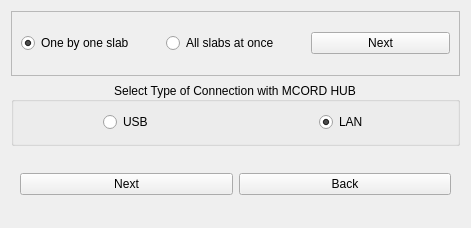
Before: the Qt Designer form widget.ui in MichalRK19780524/MCORD_GUI_CPP, drawn with Qt 5.
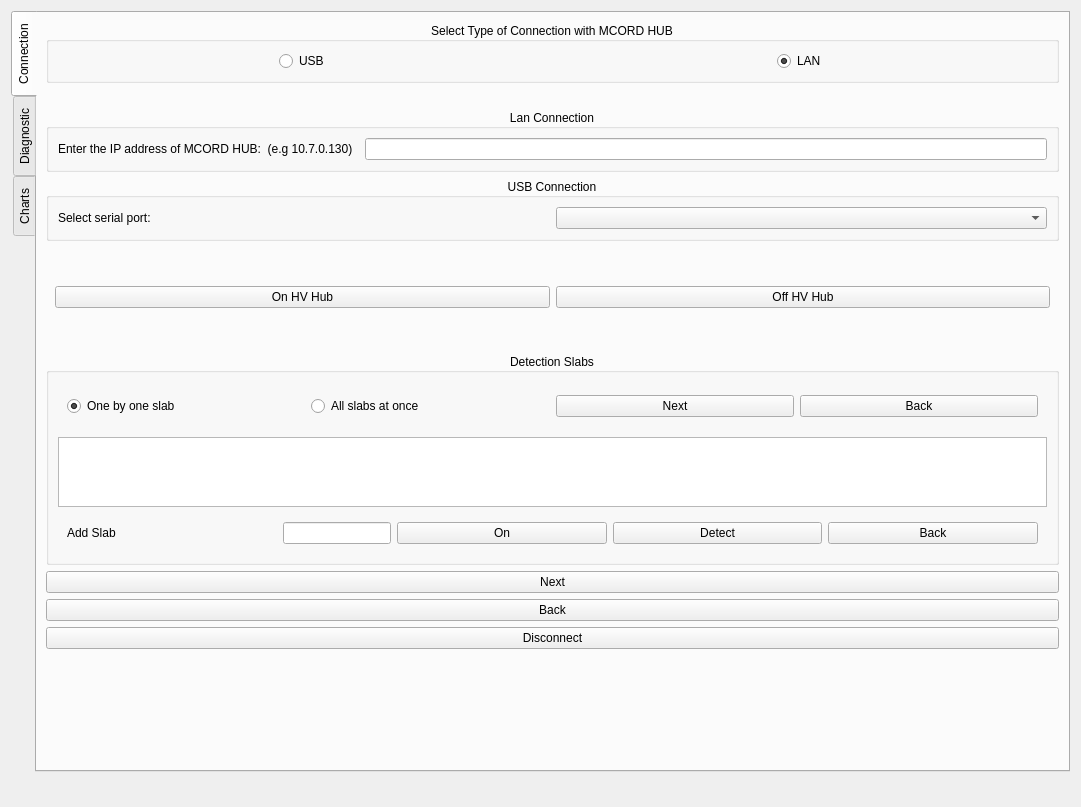
After: the same form once the commit is applied.

Commit message: Connecting button parts with multipleSlabsAtOnce

Diff of the .ui file:
```diff
--- a/widget.ui
+++ b/widget.ui
@@ -9,8 +9,8 @@
    <rect>
     <x>0</x>
     <y>0</y>
-    <width>471</width>
-    <height>228</height>
+    <width>1081</width>
+    <height>807</height>
    </rect>
   </property>
   <property name="sizePolicy">
@@ -28,108 +28,387 @@
   <property name="windowTitle">
    <string>MCORD Detector Control System</string>
   </property>
-  <layout class="QVBoxLayout" name="verticalLayout">
+  <layout class="QVBoxLayout" name="verticalLayout_3">
    <item>
-    <widget class="QFrame" name="slabsNumberFrame">
-     <property name="frameShape">
-      <enum>QFrame::StyledPanel</enum>
+    <widget class="QTabWidget" name="tabWidgetConnection">
+     <property name="layoutDirection">
+      <enum>Qt::LeftToRight</enum>
      </property>
-     <property name="frameShadow">
-      <enum>QFrame::Raised</enum>
+     <property name="tabPosition">
+      <enum>QTabWidget::West</enum>
      </property>
-     <layout class="QHBoxLayout" name="horizontalLayout_2">
-      <item>
-       <widget class="QRadioButton" name="radioButtonOneSlab">
-        <property name="text">
-         <string>One by one slab</string>
-        </property>
-        <property name="checked">
-         <bool>true</bool>
-        </property>
-       </widget>
-      </item>
-      <item>
-       <widget class="QRadioButton" name="radioButtonManySlabs">
-        <property name="text">
-         <string>All slabs at once</string>
-        </property>
-       </widget>
-      </item>
-      <item>
-       <widget class="QPushButton" name="pushButtonDetectionSlabsNext">
-        <property name="text">
-         <string>Next</string>
-        </property>
-       </widget>
-      </item>
-     </layout>
-    </widget>
-   </item>
-   <item>
-    <widget class="QGroupBox" name="groupBoxSelectConnection">
-     <property name="enabled">
-      <bool>true</bool>
+     <property name="tabShape">
+      <enum>QTabWidget::Rounded</enum>
      </property>
-     <property name="title">
-      <string>Select Type of Connection with MCORD HUB</string>
+     <property name="currentIndex">
+      <number>0</number>
      </property>
-     <property name="alignment">
-      <set>Qt::AlignCenter</set>
-     </property>
-     <layout class="QHBoxLayout" name="horizontalLayout">
-      <item alignment="Qt::AlignHCenter|Qt::AlignVCenter">
-       <widget class="QRadioButton" name="radioButtonUsb">
-        <property name="sizePolicy">
-         <sizepolicy hsizetype="Preferred" vsizetype="Preferred">
-          <horstretch>0</horstretch>
-          <verstretch>0</verstretch>
-         </sizepolicy>
-        </property>
-        <property name="text">
-         <string>USB</string>
-        </property>
-        <property name="checked">
-         <bool>false</bool>
-        </property>
-       </widget>
-      </item>
-      <item alignment="Qt::AlignHCenter|Qt::AlignVCenter">
-       <widget class="QRadioButton" name="radioButtonLan">
-        <property name="sizePolicy">
-         <sizepolicy hsizetype="Preferred" vsizetype="Preferred">
-          <horstretch>0</horstretch>
-          <verstretch>0</verstretch>
-         </sizepolicy>
-        </property>
-        <property name="text">
-         <string>LAN</string>
-        </property>
-        <property name="checked">
-         <bool>true</bool>
-        </property>
-       </widget>
-      </item>
-     </layout>
+     <widget class="QWidget" name="tabConnection">
+      <attribute name="title">
+       <string>Connection</string>
+      </attribute>
+      <layout class="QVBoxLayout" name="verticalLayout">
+       <item>
+        <layout class="QVBoxLayout" name="verticalLayoutConnection">
+         <item>
+          <widget class="QGroupBox" name="groupBoxSelectConnection">
+           <property name="enabled">
+            <bool>true</bool>
+           </property>
+           <property name="title">
+            <string>Select Type of Connection with MCORD HUB</string>
+           </property>
+           <property name="alignment">
+            <set>Qt::AlignCenter</set>
+           </property>
+           <layout class="QHBoxLayout" name="horizontalLayout_4">
+            <item alignment="Qt::AlignHCenter|Qt::AlignVCenter">
+             <widget class="QRadioButton" name="radioButtonUsb">
+              <property name="sizePolicy">
+               <sizepolicy hsizetype="Preferred" vsizetype="Preferred">
+                <horstretch>0</horstretch>
+                <verstretch>0</verstretch>
+               </sizepolicy>
+              </property>
+              <property name="text">
+               <string>USB</string>
+              </property>
+              <property name="checked">
+               <bool>false</bool>
+              </property>
+             </widget>
+            </item>
+            <item alignment="Qt::AlignHCenter|Qt::AlignVCenter">
+             <widget class="QRadioButton" name="radioButtonLan">
+              <property name="sizePolicy">
+               <sizepolicy hsizetype="Preferred" vsizetype="Preferred">
+                <horstretch>0</horstretch>
+                <verstretch>0</verstretch>
+               </sizepolicy>
+              </property>
+              <property name="text">
+               <string>LAN</string>
+              </property>
+              <property name="checked">
+               <bool>true</bool>
+              </property>
+             </widget>
+            </item>
+           </layout>
+          </widget>
+         </item>
+         <item>
+          <widget class="QLabel" name="connectionLabel">
+           <property name="text">
+            <string/>
+           </property>
+           <property name="alignment">
+            <set>Qt::AlignCenter</set>
+           </property>
+          </widget>
+         </item>
+         <item>
+          <widget class="QGroupBox" name="groupBoxLanConnection">
+           <property name="title">
+            <string>Lan Connection</string>
+           </property>
+           <property name="alignment">
+            <set>Qt::AlignCenter</set>
+           </property>
+           <layout class="QHBoxLayout" name="horizontalLayout_5">
+            <item>
+             <widget class="QLabel" name="labelLan">
+              <property name="text">
+               <string>Enter the IP address of MCORD HUB:  (e.g 10.7.0.130)  </string>
+              </property>
+             </widget>
+            </item>
+            <item>
+             <widget class="QLineEdit" name="lineEditLan">
+              <property name="alignment">
+               <set>Qt::AlignCenter</set>
+              </property>
+             </widget>
+            </item>
+           </layout>
+          </widget>
+         </item>
+         <item>
+          <widget class="QGroupBox" name="groupBoxUsbConnection">
+           <property name="title">
+            <string>USB Connection</string>
+           </property>
+           <property name="alignment">
+            <set>Qt::AlignCenter</set>
+           </property>
+           <layout class="QHBoxLayout" name="horizontalLayout_6">
+            <item>
+             <widget class="QLabel" name="labelUsb">
+              <property name="text">
+               <string>Select serial port:</string>
+              </property>
+             </widget>
+            </item>
+            <item>
+             <widget class="QComboBox" name="comboBoxUsb"/>
+            </item>
+           </layout>
+          </widget>
+         </item>
+         <item>
+          <widget class="QWidget" name="hubWidget" native="true">
+           <property name="minimumSize">
+            <size>
+             <width>100</width>
+             <height>100</height>
+            </size>
+           </property>
+           <layout class="QHBoxLayout" name="horizontalLayout_7">
+            <item>
+             <widget class="QPushButton" name="pushButtonHubOn">
+              <property name="text">
+               <string>On HV Hub</string>
+              </property>
+             </widget>
+            </item>
+            <item>
+             <widget class="QPushButton" name="pushButtonHubOff">
+              <property name="text">
+               <string>Off HV Hub</string>
+              </property>
+             </widget>
+            </item>
+           </layout>
+          </widget>
+         </item>
+         <item>
+          <widget class="QGroupBox" name="groupBoxDetectionSlabs">
+           <property name="sizePolicy">
+            <sizepolicy hsizetype="Expanding" vsizetype="Expanding">
+             <horstretch>1</horstretch>
+             <verstretch>1</verstretch>
+            </sizepolicy>
+           </property>
+           <property name="maximumSize">
+            <size>
+             <width>16777215</width>
+             <height>16777215</height>
+            </size>
+           </property>
+           <property name="title">
+            <string>Detection Slabs</string>
+           </property>
+           <property name="alignment">
+            <set>Qt::AlignCenter</set>
+           </property>
+           <layout class="QVBoxLayout" name="verticalLayout_2">
+            <property name="sizeConstraint">
+             <enum>QLayout::SetNoConstraint</enum>
+            </property>
+            <item>
+             <widget class="QWidget" name="widgetSlabsChoice" native="true">
+              <property name="minimumSize">
+               <size>
+                <width>980</width>
+                <height>49</height>
+               </size>
+              </property>
+              <layout class="QHBoxLayout" name="horizontalLayoutSlabsChoice">
+               <property name="sizeConstraint">
+                <enum>QLayout::SetNoConstraint</enum>
+               </property>
+               <item>
+                <widget class="QRadioButton" name="radioButtonOneSlab">
+                 <property name="text">
+                  <string>One by one slab</string>
+                 </property>
+                 <property name="checked">
+                  <bool>true</bool>
+                 </property>
+                </widget>
+               </item>
+               <item>
+                <widget class="QRadioButton" name="radioButtonManySlabs">
+                 <property name="text">
+                  <string>All slabs at once</string>
+                 </property>
+                </widget>
+               </item>
+               <item>
+                <widget class="QPushButton" name="pushButtonDetectionSlabsNext">
+                 <property name="text">
+                  <string>Next</string>
+                 </property>
+                </widget>
+               </item>
+               <item>
+                <widget class="QPushButton" name="pushButtonBackSlabsChoice">
+                 <property name="text">
+                  <string>Back</string>
+                 </property>
+                </widget>
+               </item>
+              </layout>
+             </widget>
+            </item>
+            <item>
+             <widget class="QTableView" name="slabsTableView">
+              <property name="sizePolicy">
+               <sizepolicy hsizetype="Expanding" vsizetype="Expanding">
+                <horstretch>1</horstretch>
+                <verstretch>1</verstretch>
+               </sizepolicy>
+              </property>
+              <property name="minimumSize">
+               <size>
+                <width>980</width>
+                <height>70</height>
+               </size>
+              </property>
+              <property name="maximumSize">
+               <size>
+                <width>100000</width>
+                <height>100000</height>
+               </size>
+              </property>
+              <property name="sizeAdjustPolicy">
+               <enum>QAbstractScrollArea::AdjustToContents</enum>
+              </property>
+              <property name="selectionMode">
+               <enum>QAbstractItemView::NoSelection</enum>
+              </property>
+              <property name="showGrid">
+               <bool>false</bool>
+              </property>
+              <attribute name="horizontalHeaderStretchLastSection">
+               <bool>true</bool>
+              </attribute>
+              <attribute name="verticalHeaderStretchLastSection">
+               <bool>true</bool>
+              </attribute>
+             </widget>
+            </item>
+            <item>
+             <widget class="QWidget" name="widgetAddOneSlab" native="true">
+              <layout class="QHBoxLayout" name="horizontalLayoutAddSlab">
+               <item>
+                <widget class="QLabel" name="labelAddSlab">
+                 <property name="text">
+                  <string>Add Slab</string>
+                 </property>
+                </widget>
+               </item>
+               <item>
+                <widget class="QLineEdit" name="lineEditAddSlab">
+                 <property name="sizePolicy">
+                  <sizepolicy hsizetype="Maximum" vsizetype="Fixed">
+                   <horstretch>0</horstretch>
+                   <verstretch>0</verstretch>
+                  </sizepolicy>
+                 </property>
+                </widget>
+               </item>
+               <item>
+                <widget class="QPushButton" name="pushButtonOn">
+                 <property name="text">
+                  <string>On</string>
+                 </property>
+                </widget>
+               </item>
+               <item>
+                <widget class="QPushButton" name="pushButtonDetect">
+                 <property name="text">
+                  <string>Detect</string>
+                 </property>
+                </widget>
+               </item>
+               <item>
+                <widget class="QPushButton" name="pushButtonDetectionSlabBack">
+                 <property name="text">
+                  <string>Back</string>
+                 </property>
+                </widget>
+               </item>
+              </layout>
+             </widget>
+            </item>
+           </layout>
+          </widget>
+         </item>
+         <item>
+          <widget class="QPushButton" name="pushButtonNext">
+           <property name="sizePolicy">
+            <sizepolicy hsizetype="Preferred" vsizetype="Minimum">
+             <horstretch>0</horstretch>
+             <verstretch>0</verstretch>
+            </sizepolicy>
+           </property>
+           <property name="text">
+            <string>Next</string>
+           </property>
+          </widget>
+         </item>
+         <item>
+          <widget class="QPushButton" name="pushButtonBack">
+           <property name="enabled">
+            <bool>true</bool>
+           </property>
+           <property name="sizePolicy">
+            <sizepolicy hsizetype="Minimum" vsizetype="Minimum">
+             <horstretch>0</horstretch>
+             <verstretch>0</verstretch>
+            </sizepolicy>
+           </property>
+           <property name="text">
+            <string>Back</string>
+           </property>
+          </widget>
+         </item>
+         <item>
+          <widget class="QPushButton" name="pushButtonDisconnect">
+           <property name="sizePolicy">
+            <sizepolicy hsizetype="Minimum" vsizetype="Minimum">
+             <horstretch>0</horstretch>
+             <verstretch>0</verstretch>
+            </sizepolicy>
+           </property>
+           <property name="text">
+            <string>Disconnect</string>
+           </property>
+          </widget>
+         </item>
+        </layout>
+       </item>
+       <item>
+        <spacer name="verticalSpacer">
+         <property name="orientation">
+          <enum>Qt::Vertical</enum>
+         </property>
+         <property name="sizeHint" stdset="0">
+          <size>
+           <width>20</width>
+           <height>40</height>
+          </size>
+         </property>
+        </spacer>
+       </item>
+      </layout>
+     </widget>
+     <widget class="QWidget" name="tab_3">
+      <attribute name="title">
+       <string>Diagnostic</string>
+      </attribute>
+     </widget>
+     <widget class="QWidget" name="tab_2">
+      <attribute name="title">
+       <string>Charts</string>
+      </attribute>
+     </widget>
     </widget>
    </item>
    <item>
     <widget class="QWidget" name="widgetNextBack" native="true">
-     <layout class="QHBoxLayout" name="horizontalLayout_3">
-      <item>
-       <widget class="QPushButton" name="connectionTypeNextPushButton">
-        <property name="text">
-         <string>Next</string>
-        </property>
-       </widget>
-      </item>
-      <item>
-       <widget class="QPushButton" name="connectionTypeBackPushButton">
-        <property name="text">
-         <string>Back</string>
-        </property>
-       </widget>
-      </item>
-     </layout>
+     <layout class="QHBoxLayout" name="horizontalLayout_3"/>
     </widget>
    </item>
   </layout>
```
The commit also changes 12 other files.
